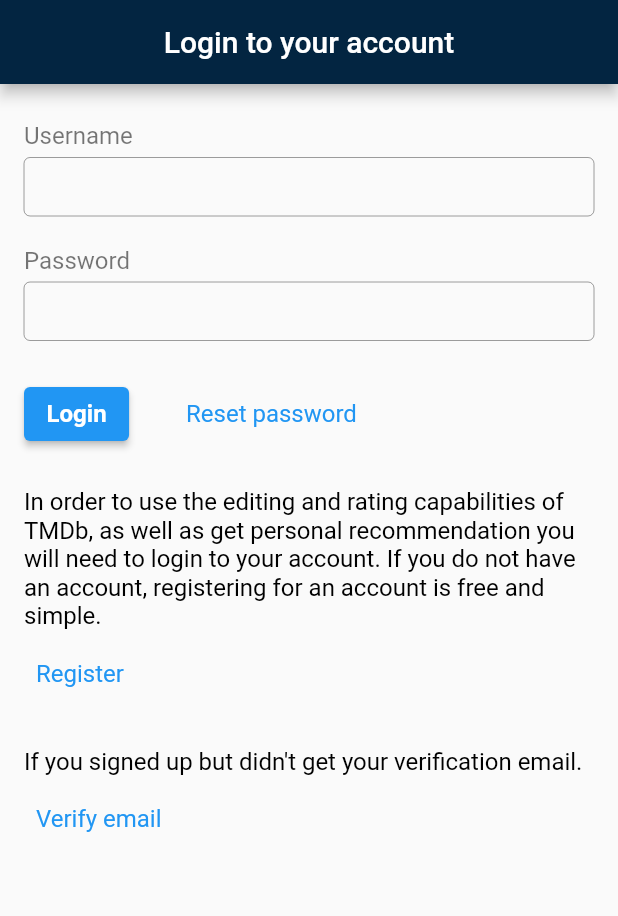
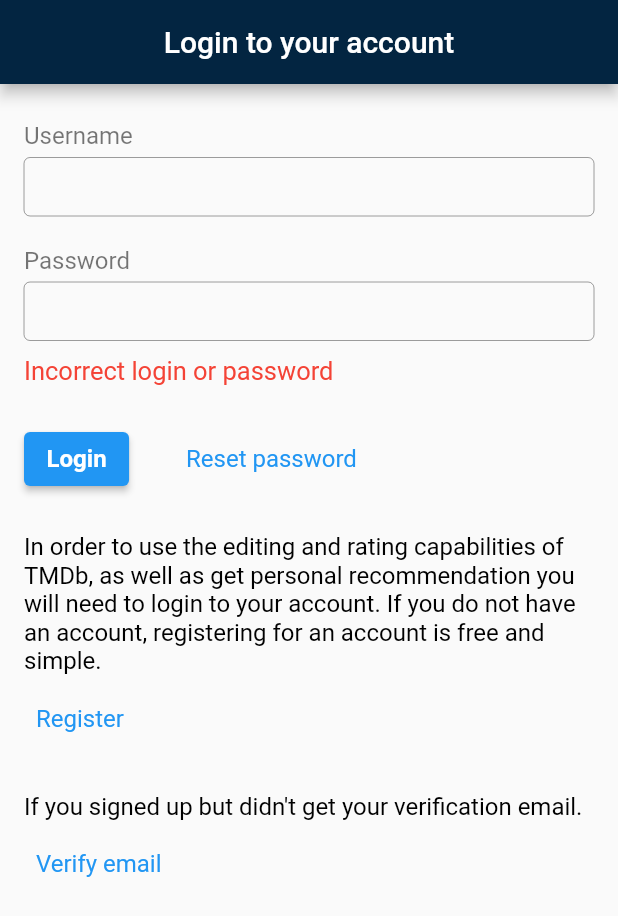
Before and after one commit to Smouki92/My_Bar, a Flutter app: the screen it shows after launch, after a tap on "Login", on a phone screen of 412 x 824 dp. Shown: the top 916 px of the screen. Run offline on Flutter 3.47's test engine with Material 2 defaults, Android fonts, the phone set to English and light mode, and no system bars.

Commit message:
made an authorization check by login and password (admin admin)

```diff
--- a/lib/widgets/auth/auth_widget.dart
+++ b/lib/widgets/auth/auth_widget.dart
@@ -77,6 +77,25 @@ class _FormWidget extends StatefulWidget {
 }
 
 class _FormWidgetState extends State<_FormWidget> {
+  final _loginTextController = TextEditingController();
+  final _passwordTextController = TextEditingController();
+  String? errorText;
+
+  void _auth() {
+    final login = _loginTextController.text;
+    final password = _passwordTextController.text;
+    if (login == 'admin' && password == 'admin') {
+      errorText = null;
+    } else {
+      errorText = 'Incorrect login or password';
+    }
+    setState(() {});
+  }
+
+  void _resetPassword() {
+    print('reset password');
+  }
+
   @override
   Widget build(BuildContext context) {
     const textStyle = TextStyle(
@@ -88,6 +107,7 @@ class _FormWidgetState extends State<_FormWidget> {
       contentPadding: EdgeInsets.symmetric(horizontal: 10, vertical: 10),
       isCollapsed: true,
     );
+    final errorText = this.errorText;
     return Column(
       crossAxisAlignment: CrossAxisAlignment.start,
       children: [
@@ -96,7 +116,8 @@ class _FormWidgetState extends State<_FormWidget> {
           style: textStyle,
         ),
         const SizedBox(height: 5),
-        const TextField(
+        TextField(
+          controller: _loginTextController,
           decoration: textFieldDecorator,
         ),
         const SizedBox(height: 20),
@@ -105,10 +126,20 @@ class _FormWidgetState extends State<_FormWidget> {
           style: textStyle,
         ),
         const SizedBox(height: 5),
-        const TextField(
+        TextField(
+          controller: _passwordTextController,
           decoration: textFieldDecorator,
           obscureText: true,
         ),
+        const SizedBox(height: 10),
+        if (errorText != null)
+          Text(
+            errorText,
+            style: const TextStyle(
+              fontSize: 17,
+              color: Colors.red,
+            ),
+          ),
         const SizedBox(height: 25),
         Row(
           children: [
@@ -126,13 +157,13 @@ class _FormWidgetState extends State<_FormWidget> {
                   ),
                 ),
               ),
-              onPressed: () {},
+              onPressed: _auth,
               child: const Text('Login'),
             ),
             const SizedBox(width: 30),
             TextButton(
               style: AppButtonStyle.linkButton,
-              onPressed: () {},
+              onPressed: _resetPassword,
               child: const Text('Reset password'),
             ),
           ],
```
